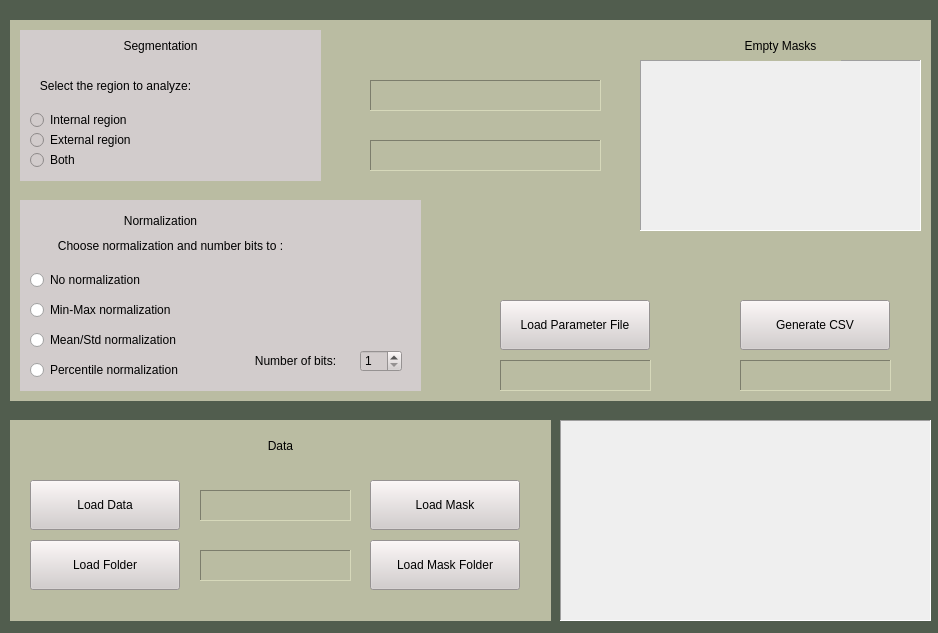
The window that Code/UI/app.ui (wiktkaj492/RadiomicApp) describes before a commit, drawn with Qt 5.
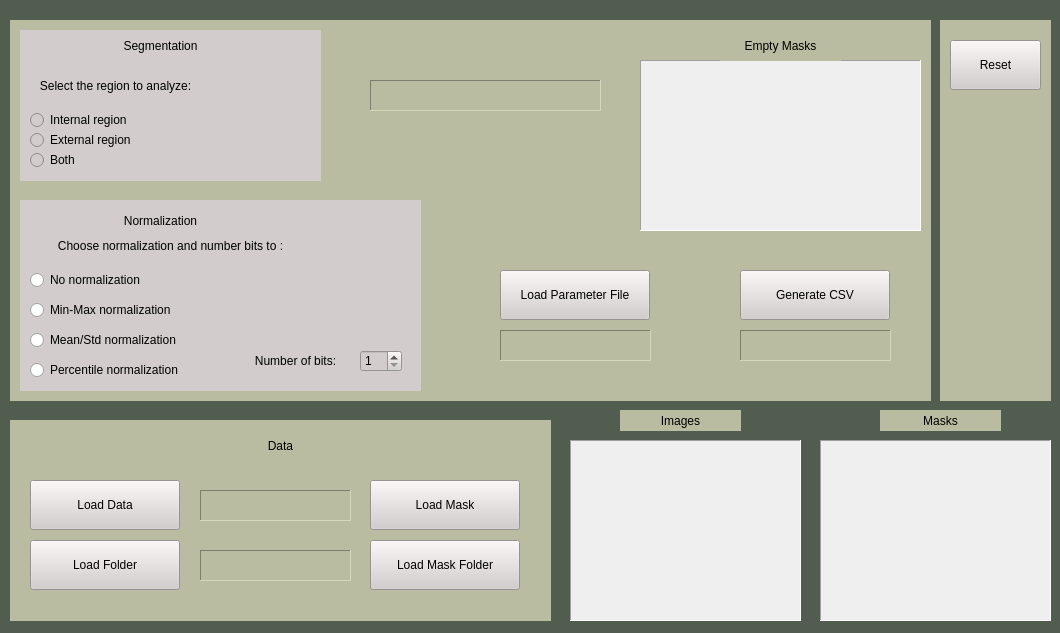
The same window after the commit.

Commit message: Add reset button and mask list

```diff
--- a/Code/UI/app.ui
+++ b/Code/UI/app.ui
@@ -6,7 +6,7 @@
    <rect>
     <x>0</x>
     <y>0</y>
-    <width>938</width>
+    <width>1060</width>
     <height>633</height>
    </rect>
   </property>
@@ -288,39 +288,11 @@
        <set>Qt::AlignCenter</set>
       </property>
      </widget>
-     <widget class="QLabel" name="statusROILabel">
-      <property name="geometry">
-       <rect>
-        <x>360</x>
-        <y>120</y>
-        <width>231</width>
-        <height>31</height>
-       </rect>
-      </property>
-      <property name="layoutDirection">
-       <enum>Qt::LeftToRight</enum>
-      </property>
-      <property name="styleSheet">
-       <string notr="true"/>
-      </property>
-      <property name="frameShape">
-       <enum>QFrame::Panel</enum>
-      </property>
-      <property name="frameShadow">
-       <enum>QFrame::Sunken</enum>
-      </property>
-      <property name="text">
-       <string/>
-      </property>
-      <property name="alignment">
-       <set>Qt::AlignCenter</set>
-      </property>
-     </widget>
      <widget class="QLabel" name="csvStatusLabel">
       <property name="geometry">
        <rect>
         <x>730</x>
-        <y>340</y>
+        <y>310</y>
         <width>151</width>
         <height>31</height>
        </rect>
@@ -348,7 +320,7 @@
       <property name="geometry">
        <rect>
         <x>730</x>
-        <y>280</y>
+        <y>250</y>
         <width>150</width>
         <height>50</height>
        </rect>
@@ -397,7 +369,7 @@
       <property name="geometry">
        <rect>
         <x>490</x>
-        <y>340</y>
+        <y>310</y>
         <width>151</width>
         <height>31</height>
        </rect>
@@ -425,7 +397,7 @@
       <property name="geometry">
        <rect>
         <x>490</x>
-        <y>280</y>
+        <y>250</y>
         <width>150</width>
         <height>50</height>
        </rect>
@@ -631,7 +603,7 @@
      <rect>
       <x>0</x>
       <y>0</y>
-      <width>961</width>
+      <width>1071</width>
       <height>641</height>
      </rect>
     </property>
@@ -641,10 +613,10 @@
     <widget class="QListWidget" name="loadDataList">
      <property name="geometry">
       <rect>
-       <x>560</x>
-       <y>420</y>
-       <width>371</width>
-       <height>201</height>
+       <x>570</x>
+       <y>440</y>
+       <width>231</width>
+       <height>181</height>
       </rect>
      </property>
      <property name="styleSheet">
@@ -654,6 +626,101 @@
       <enum>QFrame::Panel</enum>
      </property>
     </widget>
+    <widget class="QListWidget" name="loadMasksList">
+     <property name="geometry">
+      <rect>
+       <x>820</x>
+       <y>440</y>
+       <width>231</width>
+       <height>181</height>
+      </rect>
+     </property>
+     <property name="styleSheet">
+      <string notr="true">background-color: rgb(239, 239, 239);</string>
+     </property>
+     <property name="frameShape">
+      <enum>QFrame::Panel</enum>
+     </property>
+    </widget>
+    <widget class="QLabel" name="label_4">
+     <property name="geometry">
+      <rect>
+       <x>620</x>
+       <y>410</y>
+       <width>121</width>
+       <height>21</height>
+      </rect>
+     </property>
+     <property name="styleSheet">
+      <string notr="true">background-color: rgb(186, 188, 162);</string>
+     </property>
+     <property name="frameShape">
+      <enum>QFrame::NoFrame</enum>
+     </property>
+     <property name="frameShadow">
+      <enum>QFrame::Plain</enum>
+     </property>
+     <property name="text">
+      <string>Images</string>
+     </property>
+     <property name="alignment">
+      <set>Qt::AlignCenter</set>
+     </property>
+    </widget>
+    <widget class="QLabel" name="label_9">
+     <property name="geometry">
+      <rect>
+       <x>880</x>
+       <y>410</y>
+       <width>121</width>
+       <height>21</height>
+      </rect>
+     </property>
+     <property name="styleSheet">
+      <string notr="true">background-color: rgb(186, 188, 162);</string>
+     </property>
+     <property name="frameShape">
+      <enum>QFrame::NoFrame</enum>
+     </property>
+     <property name="frameShadow">
+      <enum>QFrame::Plain</enum>
+     </property>
+     <property name="text">
+      <string>Masks</string>
+     </property>
+     <property name="alignment">
+      <set>Qt::AlignCenter</set>
+     </property>
+    </widget>
+    <widget class="QWidget" name="widget_3" native="true">
+     <property name="geometry">
+      <rect>
+       <x>940</x>
+       <y>20</y>
+       <width>111</width>
+       <height>381</height>
+      </rect>
+     </property>
+     <property name="styleSheet">
+      <string notr="true">background-color: rgb(186, 188, 162);</string>
+     </property>
+     <widget class="QPushButton" name="resetAppButton">
+      <property name="geometry">
+       <rect>
+        <x>10</x>
+        <y>20</y>
+        <width>91</width>
+        <height>50</height>
+       </rect>
+      </property>
+      <property name="styleSheet">
+       <string notr="true">background-color: rgb(210, 204, 204);</string>
+      </property>
+      <property name="text">
+       <string>Reset</string>
+      </property>
+     </widget>
+    </widget>
    </widget>
    <zorder>widget_2</zorder>
    <zorder>frame</zorder>
```
Left out of the diff: 1 changed line with no effect on the pictures. The commit also changes 1 other file.
